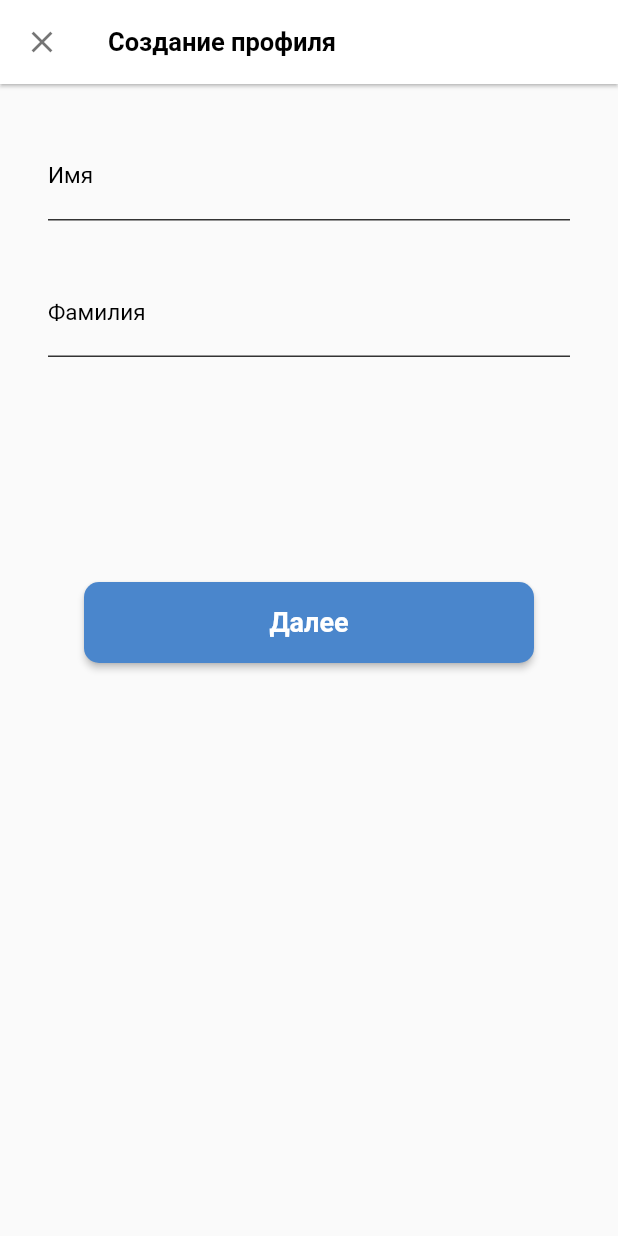
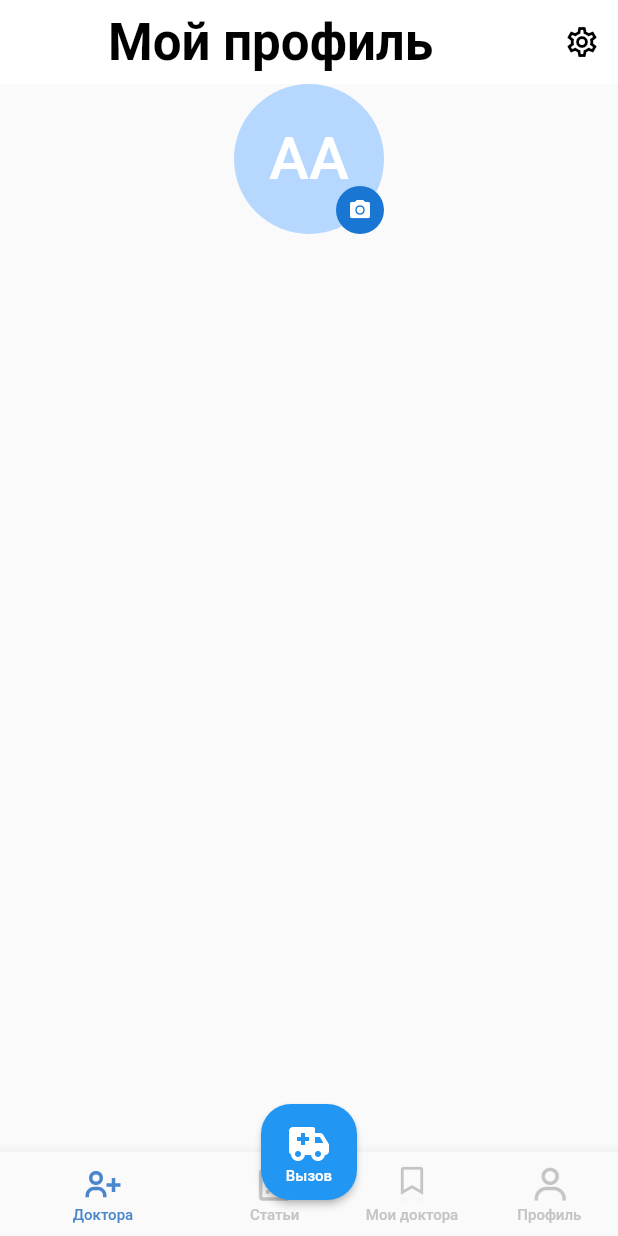
Before and after one commit to ATekimbaev/clinic_app, a Flutter app: the screen it shows after launch, after a tap on "Далее", on a phone screen of 412 x 824 dp. Run offline on Flutter 3.47's test engine with Material 2 defaults, Android fonts, the phone set to English and light mode, and no system bars.

Commit message:
added bottombar

```diff
--- a/lib/core/images/images.dart
+++ b/lib/core/images/images.dart
@@ -3,4 +3,9 @@ abstract class AppImgaes {
   static const String clipboard = 'assets/images/clipboard.png';
   static const String hospital = 'assets/images/hospital.png';
   static const String speech = 'assets/images/speech.png';
+  static const String abstact = 'assets/images/abstact.png';
+  static const String favorite = 'assets/images/favorite.png';
+  static const String plusUser = 'assets/images/plus_user.png';
+  static const String user = 'assets/images/user.png';
+  static const String car = 'assets/images/car.png';
 }
--- a/lib/core/theme/app_colors.dart
+++ b/lib/core/theme/app_colors.dart
@@ -8,4 +8,5 @@ abstract class AppColors {
   static const Color darkGrey = Color(0xff333333);
   static const Color lightGrey = Color(0xffC4C4C4);
   static const Color blueButton = Color(0xff007AFF);
+  static const Color lightBlue = Color(0xffB6D8FF);
 }
--- a/lib/core/theme/app_fonts.dart
+++ b/lib/core/theme/app_fonts.dart
@@ -16,4 +16,8 @@ abstract class AppFonts {
       fontSize: 15, fontWeight: FontWeight.w400, color: AppColors.black);
   static const w700s17 = TextStyle(
       fontSize: 17, fontWeight: FontWeight.w700, color: AppColors.black);
+  static const w500s10 = TextStyle(
+      fontSize: 10, fontWeight: FontWeight.w500, color: AppColors.black);
+  static const w500s40 = TextStyle(
+      fontSize: 40, fontWeight: FontWeight.w500, color: AppColors.black);
 }
--- a/lib/main.dart
+++ b/lib/main.dart
@@ -1,7 +1,5 @@
-import 'package:clinic_app/screens%20/auth_screen/auth_screen.dart';
-import 'package:clinic_app/screens%20/auth_screen/confrim_code_page.dart';
 import 'package:clinic_app/screens%20/auth_screen/create_profile_screen.dart';
-import 'package:clinic_app/screens%20/welcome_screen/welcome_screen.dart';
+
 import 'package:flutter/material.dart';
 
 void main() {
--- a/lib/screens /auth_screen/auth_screen.dart
+++ b/lib/screens /auth_screen/auth_screen.dart
@@ -6,8 +6,6 @@ import 'package:clinic_app/core/widgets/app_button.dart';
 import 'package:clinic_app/screens%20/auth_screen/confrim_code_page.dart';
 import 'package:clinic_app/screens%20/auth_screen/widget/custom_text_field.dart';
 import 'package:flutter/material.dart';
-import 'package:flutter/src/widgets/container.dart';
-import 'package:flutter/src/widgets/framework.dart';
 
 class AuthScreen extends StatefulWidget {
   const AuthScreen({super.key});
@@ -91,8 +89,9 @@ class _AuthScreenState extends State<AuthScreen> {
                           ),
                         ),
                       );
-                    } else
+                    } else {
                       errorText = 'Некорректный номер';
+                    }
                     setState(() {});
                   },
                 ),
--- a/lib/screens /auth_screen/confrim_code_page.dart
+++ b/lib/screens /auth_screen/confrim_code_page.dart
@@ -115,8 +115,9 @@ class _ConfirmCodeScreenState extends State<ConfirmCodeScreen> {
                           context,
                           MaterialPageRoute(
                               builder: (context) => CreateProfileScreen()));
-                    } else
+                    } else {
                       widget.errorText = 'Неверный код';
+                    }
                     setState(() {});
                   },
                 ),
--- a/lib/screens /auth_screen/create_profile_screen.dart
+++ b/lib/screens /auth_screen/create_profile_screen.dart
@@ -1,10 +1,9 @@
 import 'package:clinic_app/core/widgets/app_button.dart';
 import 'package:flutter/material.dart';
-import 'package:flutter/src/widgets/container.dart';
-import 'package:flutter/src/widgets/framework.dart';
 
 import '../../core/theme/app_colors.dart';
 import '../../core/theme/app_fonts.dart';
+import '../home_screens/bottom_navigation.dart';
 
 class CreateProfileScreen extends StatelessWidget {
   CreateProfileScreen({super.key});
@@ -51,7 +50,19 @@ class CreateProfileScreen extends StatelessWidget {
             const SizedBox(
               height: 150,
             ),
-            Center(child: AppButton(title: 'Далее', onPressed: () {}))
+            Center(
+              child: AppButton(
+                title: 'Далее',
+                onPressed: () {
+                  Navigator.push(
+                    context,
+                    MaterialPageRoute(
+                      builder: (context) => BottomNavBar(),
+                    ),
+                  );
+                },
+              ),
+            )
           ],
         ),
       ),
--- /dev/null
+++ b/lib/screens /home_screens/bottom_navigation.dart
@@ -0,0 +1,114 @@
+import 'package:clinic_app/core/images/images.dart';
+import 'package:clinic_app/core/theme/app_colors.dart';
+import 'package:clinic_app/core/theme/app_fonts.dart';
+import 'package:clinic_app/screens%20/home_screens/screens/profile_screen/profile_screen.dart';
+import 'package:flutter/material.dart';
+import 'package:flutter/src/widgets/container.dart';
+import 'package:flutter/src/widgets/framework.dart';
+
+class BottomNavBar extends StatefulWidget {
+  const BottomNavBar({super.key});
+
+  @override
+  State<BottomNavBar> createState() => _BottomNavBarState();
+}
+
+List<Widget> screens = [
+  ProfileScreen(),
+  Text('index 1'),
+  Text('index 2'),
+  Text('index 3'),
+];
+
+int _selctedIndex = 0;
+Color _selectedColor = AppColors.blue;
+Color _unSelectedColor = AppColors.lightGrey;
+bool isSelect = false;
+
+class _BottomNavBarState extends State<BottomNavBar> {
+  @override
+  Widget build(BuildContext context) {
+    return Scaffold(
+      floatingActionButtonLocation: FloatingActionButtonLocation.centerDocked,
+      floatingActionButton: SizedBox(
+        height: 64,
+        width: 64,
+        child: ElevatedButton(
+          style: ButtonStyle(
+            shape: MaterialStateProperty.all(
+              RoundedRectangleBorder(
+                borderRadius: BorderRadius.circular(20),
+              ),
+            ),
+          ),
+          onPressed: () {},
+          child: Column(
+            mainAxisAlignment: MainAxisAlignment.center,
+            children: [
+              Image.asset(AppImgaes.car),
+              Text(
+                'Вызов',
+                style: AppFonts.w500s10.copyWith(color: AppColors.white),
+              ),
+            ],
+          ),
+        ),
+      ),
+      body: Center(
+        child: screens[_selctedIndex],
+      ),
+      bottomNavigationBar: BottomNavigationBar(
+        onTap: changeIndex,
+        currentIndex: _selctedIndex,
+        unselectedItemColor: AppColors.lightGrey,
+        selectedItemColor: AppColors.blue,
+        showUnselectedLabels: true,
+        selectedLabelStyle: AppFonts.w500s10.copyWith(color: AppColors.blue),
+        unselectedLabelStyle:
+            AppFonts.w500s10.copyWith(color: AppColors.lightGrey),
+        items: [
+          BottomNavigationBarItem(
+              icon: Image.asset(
+                AppImgaes.plusUser,
+                width: 28,
+                height: 28,
+                color: _selectedColor,
+              ),
+              label: 'Доктора'),
+          BottomNavigationBarItem(
+              icon: Image.asset(
+                AppImgaes.abstact,
+                width: 28,
+                height: 28,
+                color: _unSelectedColor,
+              ),
+              label: 'Статьи'),
+          BottomNavigationBarItem(
+              icon: Image.asset(
+                AppImgaes.favorite,
+                width: 28,
+                height: 28,
+                color: _unSelectedColor,
+              ),
+              label: 'Мои доктора'),
+          BottomNavigationBarItem(
+              icon: Image.asset(
+                AppImgaes.user,
+                width: 28,
+                height: 28,
+                color: _unSelectedColor,
+              ),
+              label: 'Профиль'),
+        ],
+      ),
+    );
+  }
+
+  void changeIndex(int index) {
+    if (_selctedIndex != index) {
+      _selctedIndex = index;
+
+      setState(() {});
+    }
+  }
+}
--- /dev/null
+++ b/lib/screens /home_screens/screens/profile_screen/profile_screen.dart
@@ -0,0 +1,63 @@
+import 'package:clinic_app/core/theme/app_colors.dart';
+import 'package:clinic_app/core/theme/app_fonts.dart';
+import 'package:flutter/material.dart';
+import 'package:flutter/src/widgets/container.dart';
+import 'package:flutter/src/widgets/framework.dart';
+
+class ProfileScreen extends StatelessWidget {
+  const ProfileScreen({super.key});
+
+  @override
+  Widget build(BuildContext context) {
+    return Scaffold(
+      appBar: AppBar(
+        elevation: 0,
+        centerTitle: false,
+        backgroundColor: AppColors.white,
+        title: const Text(
+          'Мой профиль',
+          style: AppFonts.w700s34,
+        ),
+        actions: [
+          IconButton(
+            onPressed: () {},
+            icon: const Icon(
+              Icons.settings_outlined,
+              color: AppColors.black,
+            ),
+          ),
+        ],
+      ),
+      body: Center(
+        child: Column(
+          crossAxisAlignment: CrossAxisAlignment.center,
+          children: [
+            Stack(
+              children: [
+                CircleAvatar(
+                  backgroundColor: AppColors.lightBlue,
+                  radius: 50,
+                  child: Text(
+                    'AA',
+                    style: AppFonts.w500s40.copyWith(color: AppColors.white),
+                  ),
+                ),
+                const Positioned(
+                  right: 0,
+                  bottom: 0,
+                  child: CircleAvatar(
+                    radius: 16,
+                    child: Icon(
+                      Icons.camera_alt,
+                      size: 16,
+                    ),
+                  ),
+                )
+              ],
+            ),
+          ],
+        ),
+      ),
+    );
+  }
+}
--- a/pubspec.yaml
+++ b/pubspec.yaml
@@ -36,6 +36,7 @@ dependencies:
   # The following adds the Cupertino Icons font to your application.
   # Use with the CupertinoIcons class for iOS style icons.
   cupertino_icons: ^1.0.2
+  persistent_bottom_nav_bar: ^5.0.2
 
 dev_dependencies:
   flutter_test:
```
Also changed, not shown: assets/images/abstact.png (added), assets/images/car.png (added), assets/images/favorite.png (added), assets/images/plus_user.png (added), assets/images/user.png (added), pubspec.lock.
